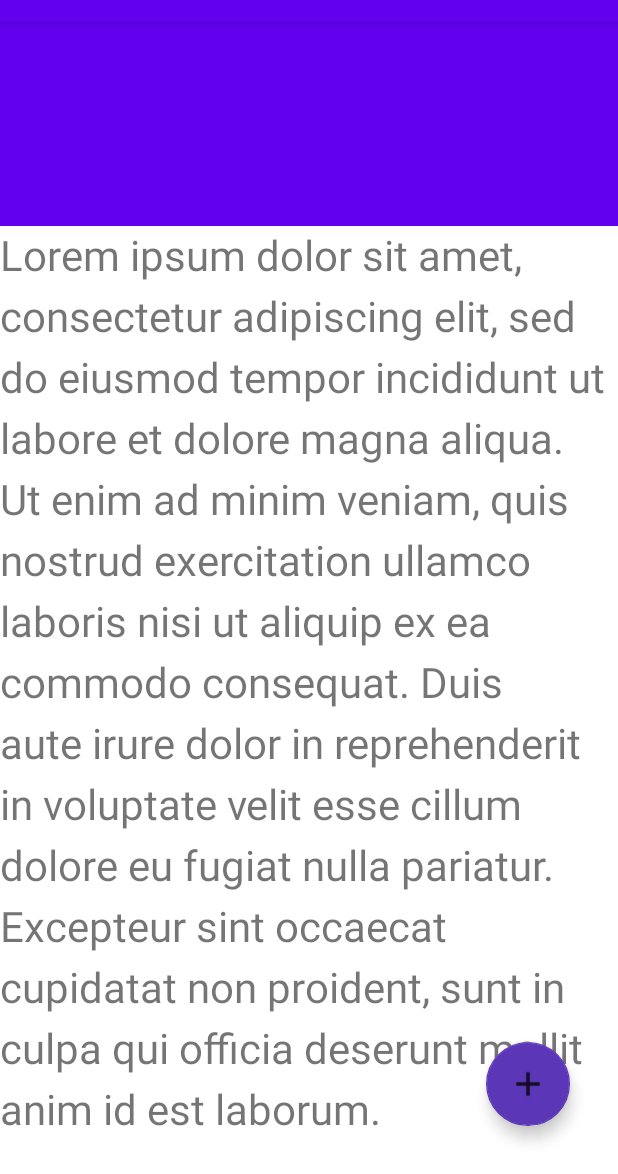
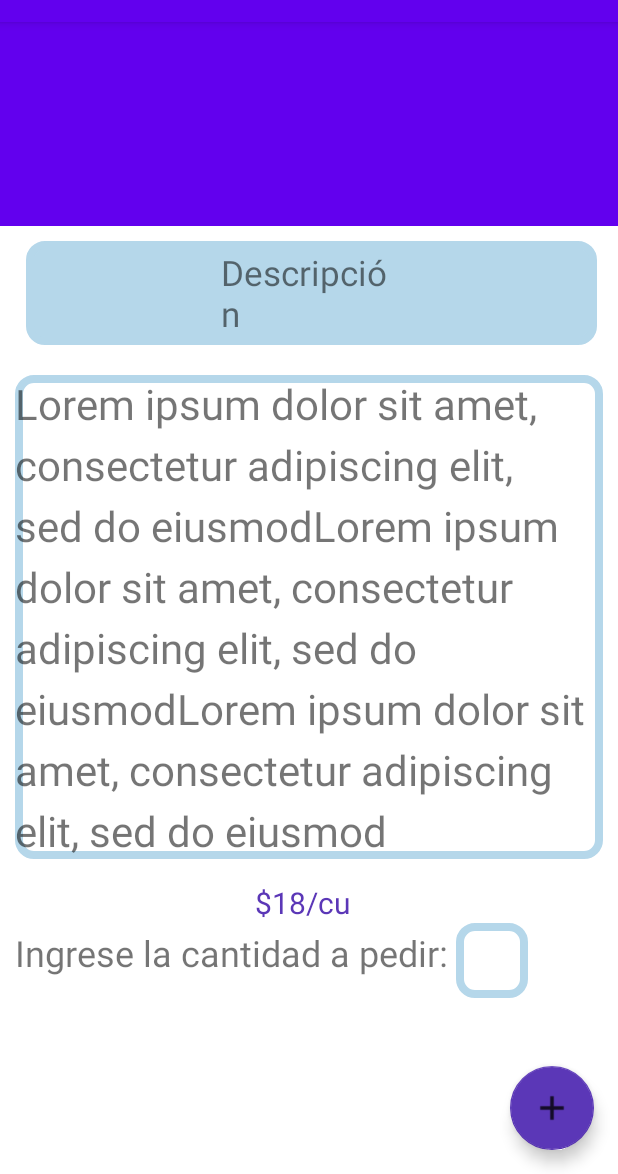
Before and after one commit to ffernando-cg/PastesYose_AndroidFinal, an Android app: the DetallePaste screen opened directly, with no data from a screen before it, on a phone screen of 412 x 824 dp, the part 62-1236 px from its top. Run offline under Robolectric (Android 15) with nearby library versions, the phone set to English and light mode, and no system bars; 1 statement that could not run was skipped.

Commit message:
Auxilio V2

```diff
--- /dev/null
+++ b/app/src/main/res/drawable/backgroundcolordescription.xml
@@ -0,0 +1,7 @@
+<?xml version="1.0" encoding="utf-8"?>
+<shape xmlns:android="http://schemas.android.com/apk/res/android"
+    android:shape="rectangle">
+    <corners android:radius="10dp" />
+    <solid android:color="#B5D7EA" />
+    <stroke android:width="5dp" android:color="#B5D7EA" />
+</shape>
--- a/app/src/main/res/layout/activity_detalle_paste.xml
+++ b/app/src/main/res/layout/activity_detalle_paste.xml
@@ -51,21 +51,84 @@
         app:layout_behavior="com.google.android.material.appbar.AppBarLayout$ScrollingViewBehavior"
         app:layout_constraintTop_toBottomOf="@+id/appbar">
 
-        <TextView
+        <LinearLayout
             android:layout_width="match_parent"
-            android:layout_height="wrap_content"
-            android:lineSpacingExtra="8dp"
-            android:text="Lorem ipsum dolor sit amet, consectetur adipiscing elit, sed do eiusmod tempor incididunt ut labore et dolore magna aliqua. Ut enim ad minim veniam, quis nostrud exercitation ullamco laboris nisi ut aliquip ex ea commodo consequat. Duis aute irure dolor in reprehenderit in voluptate velit esse cillum dolore eu fugiat nulla pariatur. Excepteur sint occaecat cupidatat non proident, sunt in culpa qui officia deserunt mollit anim id est laborum."
-            android:textSize="28sp" />
+            android:layout_height="match_parent"
+            android:orientation="vertical">
+            <TextView
+                android:layout_height="wrap_content"
+                android:layout_width="wrap_content"
+                android:textSize="23dp"
+                android:paddingLeft="130dp"
+                android:paddingRight="130dp"
+                android:paddingTop="5dp"
+                android:paddingBottom="5dp"
+                android:layout_marginTop="10dp"
+                android:layout_marginLeft="17dp"
+                android:layout_marginRight="14dp"
+                android:background="@drawable/backgroundcolordescription"
+                android:text="Descripción"
+                />
 
+            <TextView
+                android:id="@+id/textDescripcion"
+                android:layout_width="match_parent"
+                android:layout_height="wrap_content"
+                android:layout_marginLeft="10dp"
+                android:layout_marginTop="20dp"
+                android:layout_marginRight="10dp"
+                android:background="@drawable/backwithborder"
+                android:lineSpacingExtra="8dp"
+                android:text="Lorem ipsum dolor sit amet, consectetur adipiscing elit, sed do eiusmodLorem ipsum dolor sit amet, consectetur adipiscing elit, sed do eiusmodLorem ipsum dolor sit amet, consectetur adipiscing elit, sed do eiusmod "
+                android:textSize="28sp" />
+
+            <TextView
+                android:id="@+id/txtPrice"
+                android:layout_width="wrap_content"
+                android:layout_height="wrap_content"
+                android:layout_marginStart="170dp"
+                android:layout_marginTop="15dp"
+                android:layout_marginEnd="170dp"
+                android:text="$18/cu"
+                android:textColor="#5B37B7"
+                android:textSize="20dp" />
+
+            <LinearLayout
+                android:layout_width="match_parent"
+                android:layout_height="match_parent"
+                android:orientation="horizontal">
+
+                <TextView
+                    android:id="@+id/textView7"
+                    android:layout_width="match_parent"
+                    android:layout_height="match_parent"
+                    android:layout_weight="1"
+                    android:layout_marginStart="10dp"
+                    android:layout_marginTop="3dp"
+                    android:text="Ingrese la cantidad a pedir:"
+                    android:textSize="24sp"
+                    app:layout_constraintEnd_toStartOf="@+id/txtNumberToOrder"
+                    app:layout_constraintStart_toStartOf="parent" />
+
+                <EditText
+                    android:id="@+id/txtNumberToOrder"
+                    android:layout_width="48dp"
+                    android:layout_height="50dp"
+                    android:background="@drawable/backwithborder"
+                    android:textSize="18dp"
+                    android:layout_marginEnd="60dp"
+                    android:inputType="number" />
+            </LinearLayout>
+
+        </LinearLayout>
     </androidx.core.widget.NestedScrollView>
 
     <com.google.android.material.floatingactionbutton.FloatingActionButton
         android:id="@+id/btnAdd"
         android:layout_width="wrap_content"
         android:layout_height="wrap_content"
-        android:layout_marginEnd="32dp"
-        android:layout_marginBottom="32dp"
+        android:layout_marginEnd="16dp"
+        android:layout_marginBottom="16dp"
         android:clickable="true"
         app:backgroundTint="#5B37B7"
         app:layout_constraintBottom_toBottomOf="parent"
```
